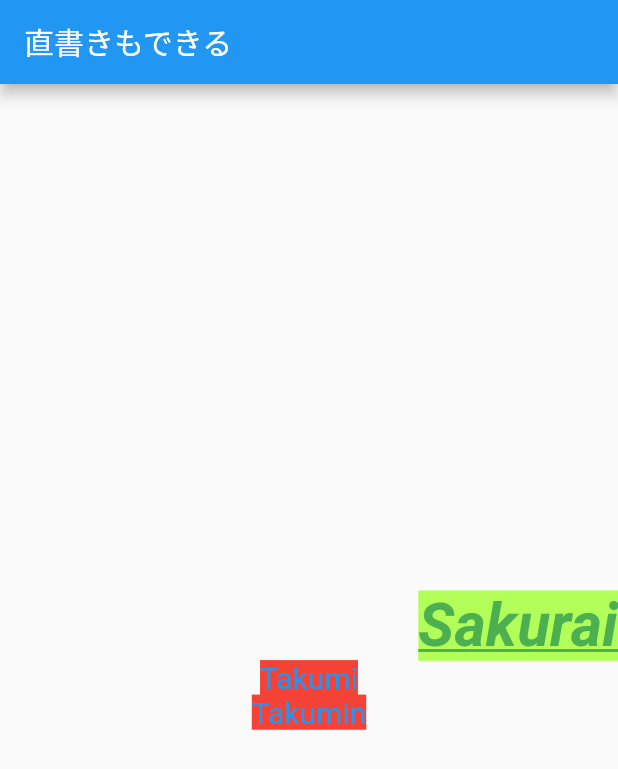
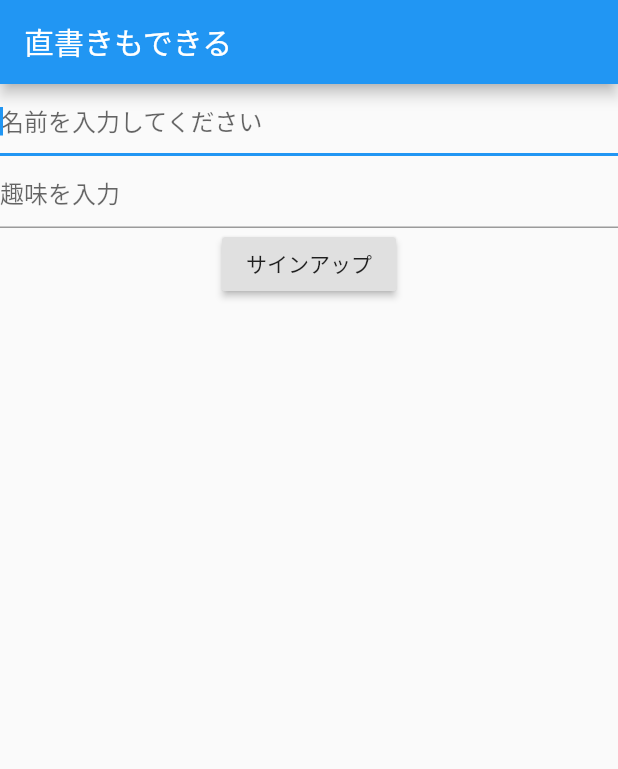
Before and after one commit to t-sakurai816/flutter-demo, a Flutter app: the screen it shows after launch, on a phone screen of 412 x 824 dp. Shown: the top 769 px of the screen. Run offline on Flutter 3.47's test engine with Material 2 defaults, Android fonts, the phone set to English and light mode, and no system bars.

Commit message:
TextField-Controller

```diff
--- a/lib/main.dart
+++ b/lib/main.dart
@@ -40,6 +40,12 @@ class _MyHomePageState extends State<MyHomePage> {
 
   String text = '次へ';
 
+  final myFocusNode = FocusNode();
+
+  String name;
+
+  final myController = TextEditingController();
+
   @override
   Widget build(BuildContext context) {
     return Scaffold(
@@ -49,41 +55,32 @@ class _MyHomePageState extends State<MyHomePage> {
       body: Container(
         width: double.infinity, //幅すべて
         child: Column(
-          mainAxisAlignment: MainAxisAlignment.center, //中央寄せ
-          crossAxisAlignment: CrossAxisAlignment.center,
           children: [
-            Container(
-              width: double.infinity,
-              child: Text(
-                'Sakurai',
-                textAlign: TextAlign.end,
-                style: TextStyle(
-                  fontSize: 40,
-                  color: Colors.green,
-                  backgroundColor: Colors.lightGreenAccent,
-                  fontWeight: FontWeight.bold,
-                  fontStyle: FontStyle.italic,
-                  decoration: TextDecoration.underline,
-                ),
+            TextField(
+              autofocus: true, //このアプリを開いたら自動でキーボードが出る
+              decoration: InputDecoration(
+                hintText: '名前を入力してください',
               ),
+              onChanged: (text) {
+                name = text;
+                print("First text field: $text");
+              },
             ),
-            DefaultTextStyle( //これの下に入れるtextは全部同じstyleになる
-              style: TextStyle(
-                fontSize: 20,
-                color: Colors.blue,
-                backgroundColor: Colors.red,
+            TextField(
+              controller: myController,
+              decoration: InputDecoration(
+                hintText: '趣味を入力',
               ),
-              child: Column(
-                children: [
-                  Text(
-                    'Takumi',
-                  ),
-                  Text(
-                    'Takumin',
-                  )
-                ],
-              ),
+              focusNode: myFocusNode,
             ),
+            RaisedButton(
+              child: Text('サインアップ'),
+              onPressed: () {
+                // //ここにフォーカスするためのコード
+                // myFocusNode.requestFocus();
+                print(myController.text);
+              },
+            )
           ],
         ),
       ),
```
